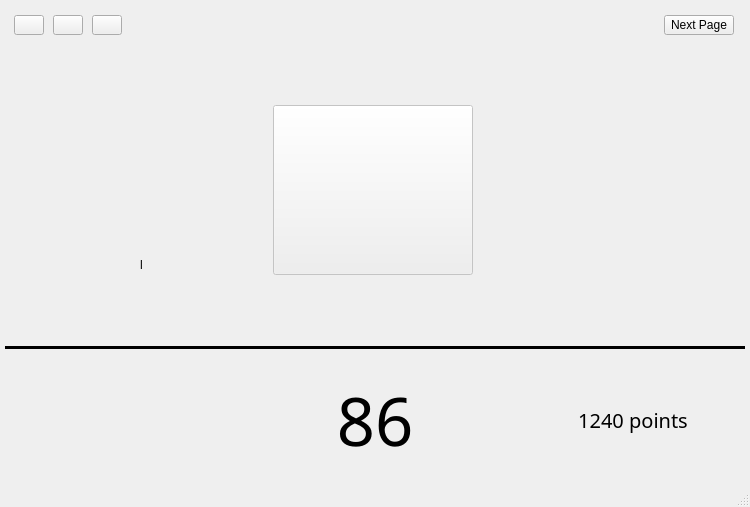
This is GUIrefer.ui in QUAFFquaff/AutoCoach as Qt 5 draws it before an edit. The edited form follows.
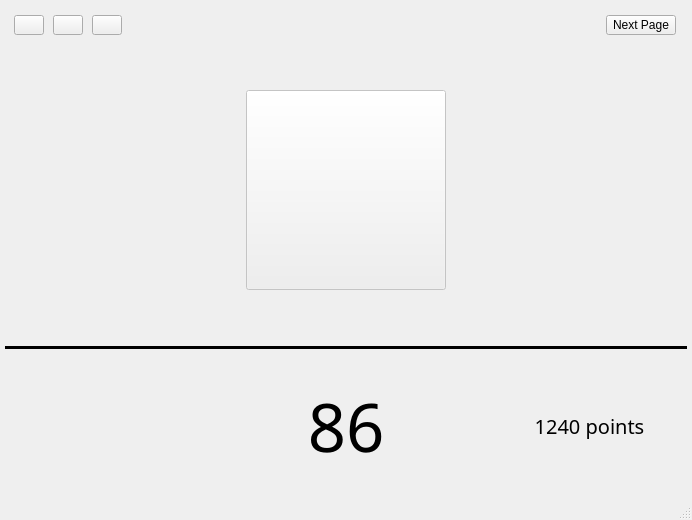
This is the edited form. Custom widgets are drawn as their Qt base class.

Diff of the .ui file:
```diff
--- a/GUIrefer.ui
+++ b/GUIrefer.ui
@@ -6,8 +6,8 @@
    <rect>
     <x>0</x>
     <y>0</y>
-    <width>750</width>
-    <height>500</height>
+    <width>692</width>
+    <height>520</height>
    </rect>
   </property>
   <property name="windowTitle">
@@ -281,18 +281,27 @@
          <property name="bottomMargin">
           <number>0</number>
          </property>
-         <property name="spacing">
+         <property name="horizontalSpacing">
+          <number>10</number>
+         </property>
+         <property name="verticalSpacing">
           <number>0</number>
          </property>
-         <item row="1" column="6">
-          <widget class="QWidget" name="swerve_bar" native="true">
+         <item row="1" column="1" alignment="Qt::AlignHCenter|Qt::AlignTop">
+          <widget class="QWidget" name="brake_bar" native="true">
+           <property name="minimumSize">
+            <size>
+             <width>50</width>
+             <height>200</height>
+            </size>
+           </property>
            <property name="maximumSize">
             <size>
              <width>80</width>
              <height>220</height>
             </size>
            </property>
-           <layout class="QVBoxLayout" name="verticalLayout_swerve">
+           <layout class="QVBoxLayout" name="verticalLayout_break">
             <property name="spacing">
              <number>0</number>
             </property>
@@ -308,29 +317,50 @@
             <property name="bottomMargin">
              <number>0</number>
             </property>
-            <item>
-             <widget class="QLabel" name="swerve_bar1">
+            <item alignment="Qt::AlignHCenter|Qt::AlignTop">
+             <widget class="QLabel" name="brake_bar1">
+              <property name="minimumSize">
+               <size>
+                <width>40</width>
+                <height>47</height>
+               </size>
+              </property>
               <property name="text">
                <string/>
               </property>
+              <property name="margin">
+               <number>7</number>
+              </property>
              </widget>
             </item>
-            <item>
-             <widget class="QLabel" name="swerve_bar2">
+            <item alignment="Qt::AlignHCenter|Qt::AlignTop">
+             <widget class="QLabel" name="brake_bar2">
+              <property name="minimumSize">
+               <size>
+                <width>40</width>
+                <height>47</height>
+               </size>
+              </property>
               <property name="text">
                <string/>
               </property>
              </widget>
             </item>
-            <item>
-             <widget class="QLabel" name="swerve_bar3">
+            <item alignment="Qt::AlignHCenter|Qt::AlignTop">
+             <widget class="QLabel" name="brake_bar3">
+              <property name="minimumSize">
+               <size>
+                <width>40</width>
+                <height>47</height>
+               </size>
+              </property>
               <property name="text">
                <string/>
               </property>
              </widget>
             </item>
             <item alignment="Qt::AlignHCenter">
-             <widget class="QLabel" name="swerve_icon">
+             <widget class="QLabel" name="brake_icon">
               <property name="minimumSize">
                <size>
                 <width>20</width>
@@ -351,44 +381,12 @@
            </layout>
           </widget>
          </item>
-         <item row="1" column="2">
-          <spacer name="Spacer">
-           <property name="orientation">
-            <enum>Qt::Horizontal</enum>
-           </property>
-           <property name="sizeType">
-            <enum>QSizePolicy::Fixed</enum>
-           </property>
-           <property name="sizeHint" stdset="0">
-            <size>
-             <width>15</width>
-             <height>20</height>
-            </size>
-           </property>
-          </spacer>
-         </item>
-         <item row="1" column="4">
-          <spacer name="Spacer_2">
-           <property name="orientation">
-            <enum>Qt::Horizontal</enum>
-           </property>
-           <property name="sizeType">
-            <enum>QSizePolicy::Fixed</enum>
-           </property>
-           <property name="sizeHint" stdset="0">
-            <size>
-             <width>15</width>
-             <height>20</height>
-            </size>
-           </property>
-          </spacer>
-         </item>
-         <item row="1" column="3" rowspan="2">
+         <item row="1" column="2" rowspan="2" alignment="Qt::AlignHCenter">
           <widget class="QWidget" name="backCircle" native="true">
            <property name="minimumSize">
             <size>
-             <width>50</width>
-             <height>50</height>
+             <width>280</width>
+             <height>300</height>
             </size>
            </property>
            <property name="maximumSize">
@@ -410,15 +408,15 @@
             <property name="bottomMargin">
              <number>50</number>
             </property>
-            <item row="0" column="0">
+            <item row="0" column="0" alignment="Qt::AlignHCenter">
              <widget class="QToolButton" name="feedback">
               <property name="enabled">
                <bool>false</bool>
               </property>
               <property name="minimumSize">
                <size>
-                <width>50</width>
-                <height>50</height>
+                <width>200</width>
+                <height>200</height>
                </size>
               </property>
               <property name="maximumSize">
@@ -438,87 +436,7 @@
            </layout>
           </widget>
          </item>
-         <item row="1" column="1">
-          <widget class="QWidget" name="brake_bar" native="true">
-           <property name="maximumSize">
-            <size>
-             <width>80</width>
-             <height>220</height>
-            </size>
-           </property>
-           <layout class="QVBoxLayout" name="verticalLayout_break">
-            <property name="spacing">
-             <number>0</number>
-            </property>
-            <property name="leftMargin">
-             <number>15</number>
-            </property>
-            <property name="topMargin">
-             <number>0</number>
-            </property>
-            <property name="rightMargin">
-             <number>15</number>
-            </property>
-            <property name="bottomMargin">
-             <number>0</number>
-            </property>
-            <item>
-             <widget class="QLabel" name="brake_bar1">
-              <property name="text">
-               <string/>
-              </property>
-              <property name="margin">
-               <number>7</number>
-              </property>
-             </widget>
-            </item>
-            <item>
-             <widget class="QLabel" name="brake_bar2">
-              <property name="text">
-               <string/>
-              </property>
-             </widget>
-            </item>
-            <item>
-             <widget class="QLabel" name="brake_bar3">
-              <property name="text">
-               <string/>
-              </property>
-             </widget>
-            </item>
-            <item alignment="Qt::AlignHCenter">
-             <widget class="QLabel" name="brake_icon">
-              <property name="minimumSize">
-               <size>
-                <width>20</width>
-                <height>20</height>
-               </size>
-              </property>
-              <property name="maximumSize">
-               <size>
-                <width>20</width>
-                <height>20</height>
-               </size>
-              </property>
-              <property name="text">
-               <string>l</string>
-              </property>
-             </widget>
-            </item>
-           </layout>
-          </widget>
-         </item>
-         <item row="2" column="1">
-          <widget class="QWidget" name="brake_level" native="true">
-           <property name="maximumSize">
-            <size>
-             <width>80</width>
-             <height>35</height>
-            </size>
-           </property>
-          </widget>
-         </item>
-         <item row="2" column="5">
+         <item row="2" column="3">
           <widget class="QWidget" name="turn_level" native="true">
            <property name="maximumSize">
             <size>
@@ -528,73 +446,6 @@
            </property>
           </widget>
          </item>
-         <item row="1" column="5">
-          <widget class="QWidget" name="turn_bar" native="true">
-           <property name="maximumSize">
-            <size>
-             <width>80</width>
-             <height>220</height>
-            </size>
-           </property>
-           <layout class="QVBoxLayout" name="verticalLayout_turn">
-            <property name="spacing">
-             <number>0</number>
-            </property>
-            <property name="leftMargin">
-             <number>15</number>
-            </property>
-            <property name="topMargin">
-             <number>0</number>
-            </property>
-            <property name="rightMargin">
-             <number>15</number>
-            </property>
-            <property name="bottomMargin">
-             <number>0</number>
-            </property>
-            <item>
-             <widget class="QLabel" name="turn_bar1">
-              <property name="text">
-               <string/>
-              </property>
-             </widget>
-            </item>
-            <item>
-             <widget class="QLabel" name="turn_bar2">
-              <property name="text">
-               <string/>
-              </property>
-             </widget>
-            </item>
-            <item>
-             <widget class="QLabel" name="turn_bar3">
-              <property name="text">
-               <string/>
-              </property>
-             </widget>
-            </item>
-            <item alignment="Qt::AlignHCenter">
-             <widget class="QLabel" name="turn_icon">
-              <property name="minimumSize">
-               <size>
-                <width>20</width>
-                <height>20</height>
-               </size>
-              </property>
-              <property name="maximumSize">
-               <size>
-                <width>20</width>
-                <height>20</height>
-               </size>
-              </property>
-              <property name="text">
-               <string/>
-              </property>
-             </widget>
-            </item>
-           </layout>
-          </widget>
-         </item>
          <item row="2" column="0">
           <widget class="QWidget" name="acc_level" native="true">
            <property name="maximumSize">
@@ -605,18 +456,14 @@
            </property>
           </widget>
          </item>
-         <item row="2" column="6">
-          <widget class="QWidget" name="swerve_level" native="true">
-           <property name="maximumSize">
-            <size>
-             <width>80</width>
-             <height>35</height>
-            </size>
-           </property>
-          </widget>
-         </item>
-         <item row="1" column="0">
+         <item row="1" column="0" alignment="Qt::AlignTop">
           <widget class="QWidget" name="acc_bar" native="true">
+           <property name="minimumSize">
+            <size>
+             <width>50</width>
+             <height>200</height>
+            </size>
+           </property>
            <property name="maximumSize">
             <size>
              <width>80</width>
@@ -639,22 +486,40 @@
             <property name="bottomMargin">
              <number>0</number>
             </property>
-            <item>
+            <item alignment="Qt::AlignHCenter|Qt::AlignTop">
              <widget class="QLabel" name="acc_bar1">
+              <property name="minimumSize">
+               <size>
+                <width>40</width>
+                <height>47</height>
+               </size>
+              </property>
               <property name="text">
                <string/>
               </property>
              </widget>
             </item>
-            <item>
+            <item alignment="Qt::AlignHCenter|Qt::AlignTop">
              <widget class="QLabel" name="acc_bar2">
+              <property name="minimumSize">
+               <size>
+                <width>40</width>
+                <height>47</height>
+               </size>
+              </property>
               <property name="text">
                <string/>
               </property>
              </widget>
             </item>
-            <item>
+            <item alignment="Qt::AlignHCenter|Qt::AlignTop">
              <widget class="QLabel" name="acc_bar3">
+              <property name="minimumSize">
+               <size>
+                <width>40</width>
+                <height>47</height>
+               </size>
+              </property>
               <property name="text">
                <string/>
               </property>
@@ -694,6 +559,208 @@
            </layout>
           </widget>
          </item>
+         <item row="1" column="4">
+          <widget class="QWidget" name="swerve_bar" native="true">
+           <property name="minimumSize">
+            <size>
+             <width>50</width>
+             <height>200</height>
+            </size>
+           </property>
+           <property name="maximumSize">
+            <size>
+             <width>80</width>
+             <height>220</height>
+            </size>
+           </property>
+           <layout class="QVBoxLayout" name="verticalLayout_swerve">
+            <property name="spacing">
+             <number>0</number>
+            </property>
+            <property name="leftMargin">
+             <number>15</number>
+            </property>
+            <property name="topMargin">
+             <number>0</number>
+            </property>
+            <property name="rightMargin">
+             <number>15</number>
+            </property>
+            <property name="bottomMargin">
+             <number>0</number>
+            </property>
+            <item alignment="Qt::AlignHCenter">
+             <widget class="QLabel" name="swerve_bar1">
+              <property name="minimumSize">
+               <size>
+                <width>40</width>
+                <height>47</height>
+               </size>
+              </property>
+              <property name="text">
+               <string/>
+              </property>
+             </widget>
+            </item>
+            <item alignment="Qt::AlignHCenter">
+             <widget class="QLabel" name="swerve_bar2">
+              <property name="minimumSize">
+               <size>
+                <width>40</width>
+                <height>47</height>
+               </size>
+              </property>
+              <property name="text">
+               <string/>
+              </property>
+             </widget>
+            </item>
+            <item alignment="Qt::AlignHCenter">
+             <widget class="QLabel" name="swerve_bar3">
+              <property name="minimumSize">
+               <size>
+                <width>40</width>
+                <height>47</height>
+               </size>
+              </property>
+              <property name="text">
+               <string/>
+              </property>
+             </widget>
+            </item>
+            <item alignment="Qt::AlignHCenter">
+             <widget class="QLabel" name="swerve_icon">
+              <property name="minimumSize">
+               <size>
+                <width>20</width>
+                <height>20</height>
+               </size>
+              </property>
+              <property name="maximumSize">
+               <size>
+                <width>20</width>
+                <height>20</height>
+               </size>
+              </property>
+              <property name="text">
+               <string/>
+              </property>
+             </widget>
+            </item>
+           </layout>
+          </widget>
+         </item>
+         <item row="2" column="1">
+          <widget class="QWidget" name="brake_level" native="true">
+           <property name="maximumSize">
+            <size>
+             <width>80</width>
+             <height>35</height>
+            </size>
+           </property>
+          </widget>
+         </item>
+         <item row="1" column="3">
+          <widget class="QWidget" name="turn_bar" native="true">
+           <property name="minimumSize">
+            <size>
+             <width>50</width>
+             <height>200</height>
+            </size>
+           </property>
+           <property name="maximumSize">
+            <size>
+             <width>80</width>
+             <height>220</height>
+            </size>
+           </property>
+           <layout class="QVBoxLayout" name="verticalLayout_turn">
+            <property name="spacing">
+             <number>0</number>
+            </property>
+            <property name="leftMargin">
+             <number>15</number>
+            </property>
+            <property name="topMargin">
+             <number>0</number>
+            </property>
+            <property name="rightMargin">
+             <number>15</number>
+            </property>
+            <property name="bottomMargin">
+             <number>0</number>
+            </property>
+            <item alignment="Qt::AlignHCenter">
+             <widget class="QLabel" name="turn_bar1">
+              <property name="minimumSize">
+               <size>
+                <width>40</width>
+                <height>47</height>
+               </size>
+              </property>
+              <property name="text">
+               <string/>
+              </property>
+             </widget>
+            </item>
+            <item alignment="Qt::AlignHCenter">
+             <widget class="QLabel" name="turn_bar2">
+              <property name="minimumSize">
+               <size>
+                <width>40</width>
+                <height>47</height>
+               </size>
+              </property>
+              <property name="text">
+               <string/>
+              </property>
+             </widget>
+            </item>
+            <item alignment="Qt::AlignHCenter">
+             <widget class="QLabel" name="turn_bar3">
+              <property name="minimumSize">
+               <size>
+                <width>40</width>
+                <height>47</height>
+               </size>
+              </property>
+              <property name="text">
+               <string/>
+              </property>
+             </widget>
+            </item>
+            <item alignment="Qt::AlignHCenter">
+             <widget class="QLabel" name="turn_icon">
+              <property name="minimumSize">
+               <size>
+                <width>20</width>
+                <height>20</height>
+               </size>
+              </property>
+              <property name="maximumSize">
+               <size>
+                <width>20</width>
+                <height>20</height>
+               </size>
+              </property>
+              <property name="text">
+               <string/>
+              </property>
+             </widget>
+            </item>
+           </layout>
+          </widget>
+         </item>
+         <item row="2" column="4">
+          <widget class="QWidget" name="swerve_level" native="true">
+           <property name="maximumSize">
+            <size>
+             <width>80</width>
+             <height>35</height>
+            </size>
+           </property>
+          </widget>
+         </item>
         </layout>
        </widget>
       </item>
```
Left out of the diff: 28 changed lines with no effect on the pictures.
